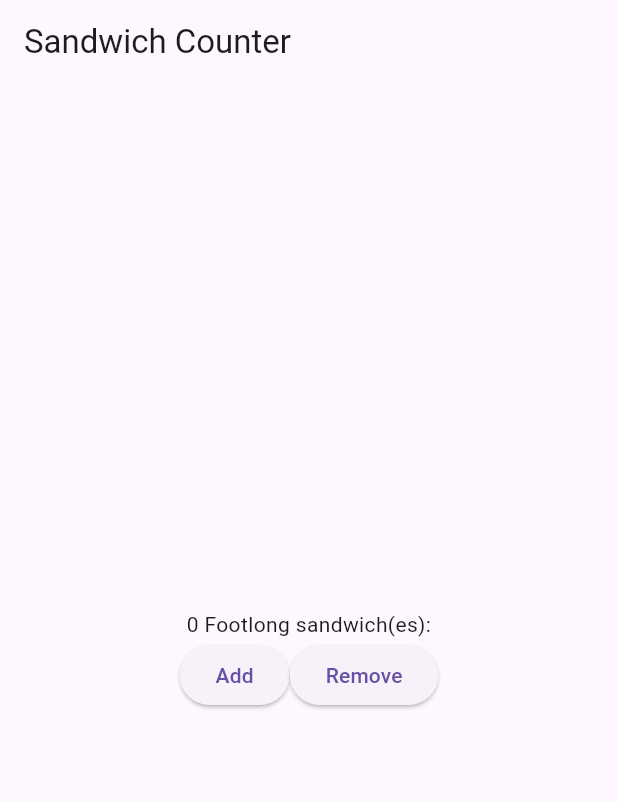
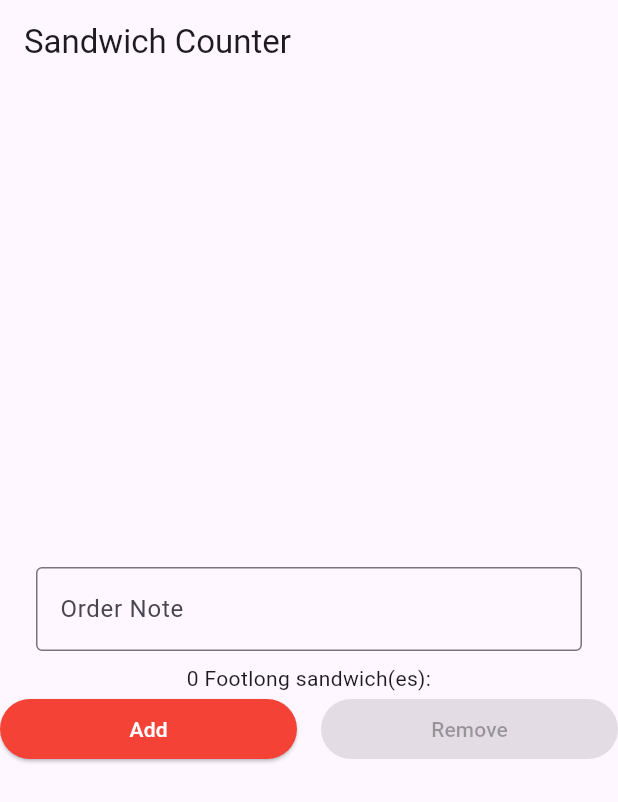
Before and after one commit to up2212102/sandwich_shop, a Flutter app: the screen it shows after launch, on a phone screen of 412 x 824 dp. Shown: the top 802 px of the screen. Run offline on Flutter 3.47's test engine with Material 3 defaults, Android fonts, the phone set to English and light mode, and no system bars.

Commit message:
Added Order Notes Field and Elevated buttons adjustments

```diff
--- a/lib/main.dart
+++ b/lib/main.dart
@@ -29,6 +29,7 @@ class OrderScreen extends StatefulWidget {
 
 class _OrderScreenState extends State<OrderScreen> {
   int _quantity = 0;
+  final TextEditingController _noteController = TextEditingController();
   void _increaseQuantity() {
     if (_quantity < widget.maxQuantity) {
       setState(() => _quantity++);
@@ -51,20 +52,35 @@ class _OrderScreenState extends State<OrderScreen> {
         child: Column(
           mainAxisAlignment: MainAxisAlignment.center,
           children: <Widget>[
+            Padding(
+              padding: const EdgeInsets.symmetric(horizontal: 24.0, vertical: 8.0),
+              child: TextField(
+                controller: _noteController,
+                decoration: const InputDecoration(
+                  border: OutlineInputBorder(),
+                  labelText: 'Order Note',
+                  hintText: 'e.g., No onions, extra pickles',
+                ),
+              ),
+            ),
             OrderItemDisplay(
               _quantity,
               'Footlong',
             ),
             Row(
-              mainAxisAlignment: MainAxisAlignment.center,
               children: [
-                ElevatedButton(
-                  onPressed: _increaseQuantity,
-                  child: const Text('Add'),
+                Expanded(
+                  child: StyledButton(
+                    text: 'Add',
+                    onPressed: _quantity < widget.maxQuantity ? _increaseQuantity : null,
+                  ),
                 ),
-                ElevatedButton(
-                  onPressed: _decreaseQuantity,
-                  child: const Text('Remove'),
+                const SizedBox(width: 16), // Bigger gap
+                Expanded(
+                  child: StyledButton(
+                    text: 'Remove',
+                    onPressed: _quantity > 0 ? _decreaseQuantity : null,
+                  ),
                 ),
               ],
             ),
@@ -86,6 +102,32 @@ class OrderItemDisplay extends StatelessWidget {
     return Text(
       "$quantity $itemType sandwich(es): ${'🥪' * quantity}",
       textAlign: TextAlign.center,
+    );
+  }
+}
+class StyledButton extends StatelessWidget {
+  final String text;
+  final VoidCallback? onPressed; // <-- make this nullable
+  final Color backgroundColor;
+  final Color foregroundColor;
+
+  const StyledButton({
+    super.key,
+    required this.text,
+    required this.onPressed,
+    this.backgroundColor = Colors.red,
+    this.foregroundColor = Colors.white,
+  });
+
+  @override
+  Widget build(BuildContext context) {
+    return ElevatedButton(
+      onPressed: onPressed, // works with null to disable
+      style: ElevatedButton.styleFrom(
+        backgroundColor: backgroundColor,
+        foregroundColor: foregroundColor,
+      ),
+      child: Text(text),
     );
   }
 }
```
